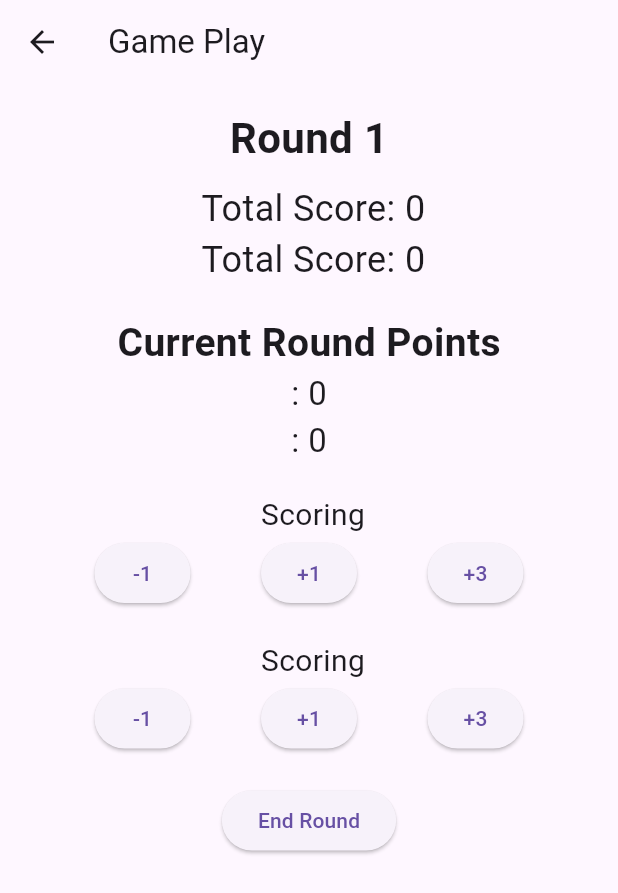
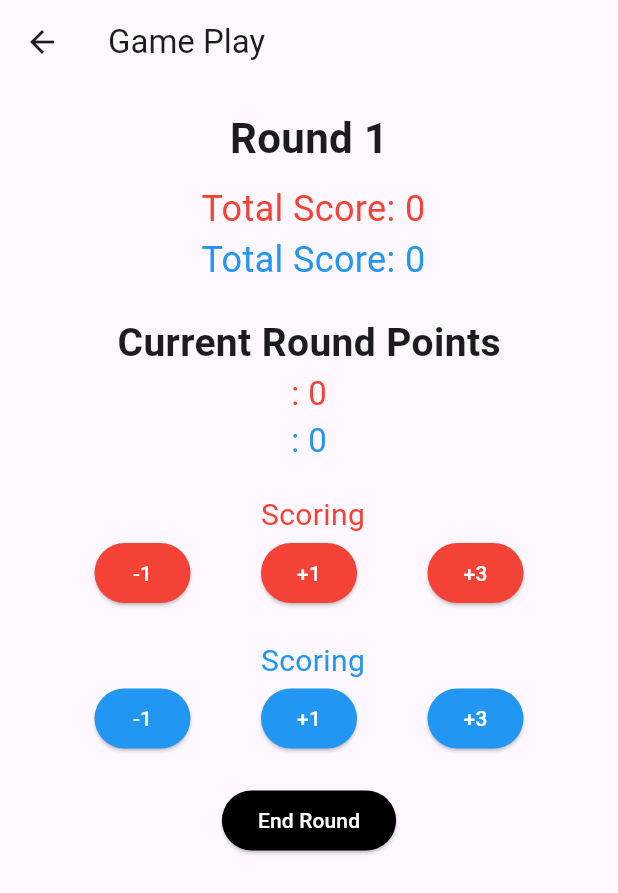
Before and after one commit to geiegrma23/CornHoleScore, a Flutter app: the GamePlayScreen screen opened directly with empty values, after a tap on "-1", on a phone screen of 412 x 824 dp. Shown: the top 893 px of the screen. Run offline on Flutter 3.47's test engine with Material 3 defaults, Android fonts, the phone set to English and light mode, and no system bars.

Commit message:
new changes

```diff
--- a/cornhole_score/lib/screens/game_play_screen.dart
+++ b/cornhole_score/lib/screens/game_play_screen.dart
@@ -19,46 +19,40 @@ class GamePlayScreen extends StatefulWidget {
 class _GamePlayScreenState extends State<GamePlayScreen> {
   int teamAScore = 0;
   int teamBScore = 0;
-  int roundPointsA = 0;  // Total points for the round for Team A
-  int roundPointsB = 0;  // Total points for the round for Team B
-  int roundNumber = 1;  // Track the current round
+  int roundPointsA = 0;
+  int roundPointsB = 0;
+  int roundNumber = 1;
 
-  // Function to handle scoring for Team A or Team B
   void addPointsToRound(int team, int points) {
     setState(() {
       if (team == 0) {
         roundPointsA += points;
-        if (roundPointsA < 0) roundPointsA = 0;  // Ensure points don't go negative
-        if (roundPointsA > 12) roundPointsA = 12;  // Max points per round is 12
+        if (roundPointsA < 0) roundPointsA = 0;
+        if (roundPointsA > 12) roundPointsA = 12;
         debugPrint('Team A Round Points: $roundPointsA');
       } else {
         roundPointsB += points;
-        if (roundPointsB < 0) roundPointsB = 0;  // Ensure points don't go negative
-        if (roundPointsB > 12) roundPointsB = 12;  // Max points per round is 12
+        if (roundPointsB < 0) roundPointsB = 0;
+        if (roundPointsB > 12) roundPointsB = 12;
         debugPrint('Team B Round Points: $roundPointsB');
       }
     });
   }
 
-  // Function to handle the end of the round
   void endRound() {
     setState(() {
       int roundDifference = roundPointsA - roundPointsB;
 
       if (roundDifference > 0) {
-        // Team A wins the round
         teamAScore += roundDifference;
         debugPrint('Team A wins round. New score: $teamAScore');
       } else if (roundDifference < 0) {
-        // Team B wins the round
         teamBScore += -roundDifference;
         debugPrint('Team B wins round. New score: $teamBScore');
       } else {
-        // Tied round, no score changes
         debugPrint('Round is tied. No score change.');
       }
 
-      // Apply knockback rule if necessary
       if (widget.knockbackRule) {
         if (teamAScore > 21) {
           teamAScore = 15;
@@ -70,23 +64,18 @@ class _GamePlayScreenState extends State<GamePlayScreen> {
         }
       }
 
-      // Check for winner before resetting round points
       if (teamAScore >= 21 || teamBScore >= 21) {
         _showWinnerDialog(teamAScore >= 21 ? widget.teamAName : widget.teamBName);
-        return;  // Stop further round processing
+        return;
       }
 
-      // Increment the round number
       roundNumber++;
-
-      // Reset round points for the next round
       roundPointsA = 0;
       roundPointsB = 0;
       debugPrint('Round points reset.');
     });
   }
 
-  // Dialog to show the winner
   void _showWinnerDialog(String winner) {
     showDialog(
       context: context,
@@ -100,7 +89,7 @@ class _GamePlayScreenState extends State<GamePlayScreen> {
                 setState(() {
                   teamAScore = 0;
                   teamBScore = 0;
-                  roundNumber = 1;  // Reset round number when the game restarts
+                  roundNumber = 1;
                   roundPointsA = 0;
                   roundPointsB = 0;
                 });
@@ -114,7 +103,7 @@ class _GamePlayScreenState extends State<GamePlayScreen> {
                 Navigator.of(context).pushReplacement(
                   MaterialPageRoute(
                     builder: (context) => QuickGameScreen(
-                      knockbackRule: widget.knockbackRule,  // Pass the knockbackRule here
+                      knockbackRule: widget.knockbackRule,
                     ),
                   ),
                 );
@@ -144,39 +133,47 @@ class _GamePlayScreenState extends State<GamePlayScreen> {
         padding: const EdgeInsets.all(16.0),
         child: Column(
           children: <Widget>[
-            // Display the round counter
             Text('Round $roundNumber', style: TextStyle(fontSize: 28, fontWeight: FontWeight.bold)),
 
             SizedBox(height: 10),
 
-            // Display total scores for both teams
-            Text('${widget.teamAName} Total Score: $teamAScore', style: TextStyle(fontSize: 24)),
-            Text('${widget.teamBName} Total Score: $teamBScore', style: TextStyle(fontSize: 24)),
+            Text('${widget.teamAName} Total Score: $teamAScore', style: const TextStyle(fontSize: 24, color: Colors.red)),
+            Text('${widget.teamBName} Total Score: $teamBScore', style: const TextStyle(fontSize: 24, color: Colors.blue)),
 
             SizedBox(height: 20),
 
-            // Emphasize current round points section
-            Text('Current Round Points', style: TextStyle(fontSize: 26, fontWeight: FontWeight.bold)),
-            Text('${widget.teamAName}: $roundPointsA', style: TextStyle(fontSize: 22)),
-            Text('${widget.teamBName}: $roundPointsB', style: TextStyle(fontSize: 22)),
+            const Text('Current Round Points', style: TextStyle(fontSize: 26, fontWeight: FontWeight.bold)),
+            Text('${widget.teamAName}: $roundPointsA', style: const TextStyle(fontSize: 22, color: Colors.red)),
+            Text('${widget.teamBName}: $roundPointsB', style: const TextStyle(fontSize: 22, color: Colors.blue)),
 
-            SizedBox(height: 20),
+            const SizedBox(height: 20),
 
-            // Buttons for Team A scoring
-            Text('${widget.teamAName} Scoring', style: TextStyle(fontSize: 20)),
+            Text('${widget.teamAName} Scoring', style: const TextStyle(fontSize: 20, color: Colors.red)),
             Row(
               mainAxisAlignment: MainAxisAlignment.spaceEvenly,
               children: [
                 ElevatedButton(
                   onPressed: () => addPointsToRound(0, -1),
+                  style: ElevatedButton.styleFrom(
+                    backgroundColor: Colors.red,
+                    foregroundColor: Colors.white,
+                  ),
                   child: Text('-1'),
                 ),
                 ElevatedButton(
                   onPressed: () => addPointsToRound(0, 1),
+                  style: ElevatedButton.styleFrom(
+                    backgroundColor: Colors.red,
+                    foregroundColor: Colors.white,
+                  ),
                   child: Text('+1'),
                 ),
                 ElevatedButton(
                   onPressed: () => addPointsToRound(0, 3),
+                  style: ElevatedButton.styleFrom(
+                    backgroundColor: Colors.red,
+                    foregroundColor: Colors.white,
+                  ),
                   child: Text('+3'),
                 ),
               ],
@@ -184,21 +181,32 @@ class _GamePlayScreenState extends State<GamePlayScreen> {
 
             SizedBox(height: 20),
 
-            // Buttons for Team B scoring
-            Text('${widget.teamBName} Scoring', style: TextStyle(fontSize: 20)),
+            Text('${widget.teamBName} Scoring', style: TextStyle(fontSize: 20, color: Colors.blue)),
             Row(
               mainAxisAlignment: MainAxisAlignment.spaceEvenly,
               children: [
                 ElevatedButton(
                   onPressed: () => addPointsToRound(1, -1),
+                  style: ElevatedButton.styleFrom(
+                    backgroundColor: Colors.blue,
+                    foregroundColor: Colors.white,
+                  ),
                   child: Text('-1'),
                 ),
                 ElevatedButton(
                   onPressed: () => addPointsToRound(1, 1),
+                  style: ElevatedButton.styleFrom(
+                    backgroundColor: Colors.blue,
+                    foregroundColor: Colors.white,
+                  ),
                   child: Text('+1'),
                 ),
                 ElevatedButton(
                   onPressed: () => addPointsToRound(1, 3),
+                  style: ElevatedButton.styleFrom(
+                    backgroundColor: Colors.blue,
+                    foregroundColor: Colors.white,
+                  ),
                   child: Text('+3'),
                 ),
               ],
@@ -206,9 +214,12 @@ class _GamePlayScreenState extends State<GamePlayScreen> {
 
             SizedBox(height: 20),
 
-            // End round button
             ElevatedButton(
               onPressed: endRound,
+              style: ElevatedButton.styleFrom(
+                backgroundColor: Colors.black,
+                foregroundColor: Colors.white,
+              ),
               child: Text('End Round'),
             ),
           ],
```
Also changed, not shown: cornhole_score/lib/screens/home_screen.dart (+8 -0 lines), cornhole_score/lib/screens/quick_game_screen.dart (+36 -5 lines).
